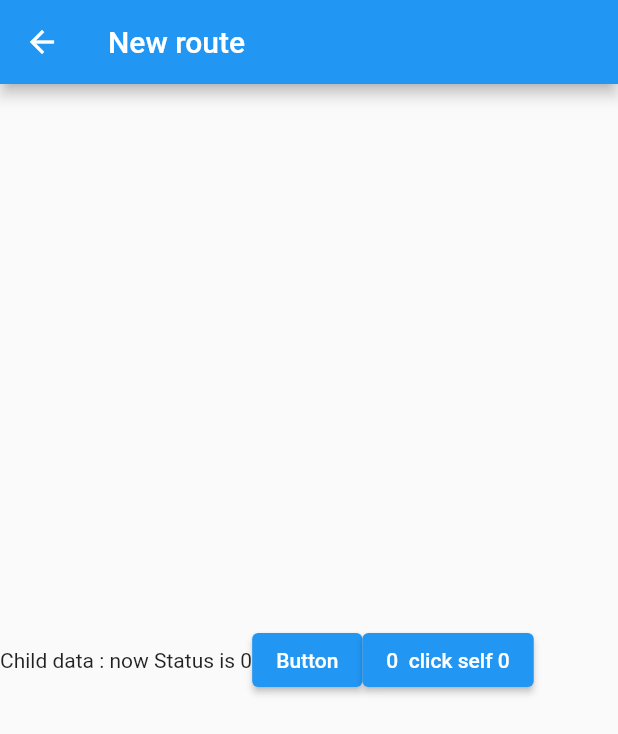
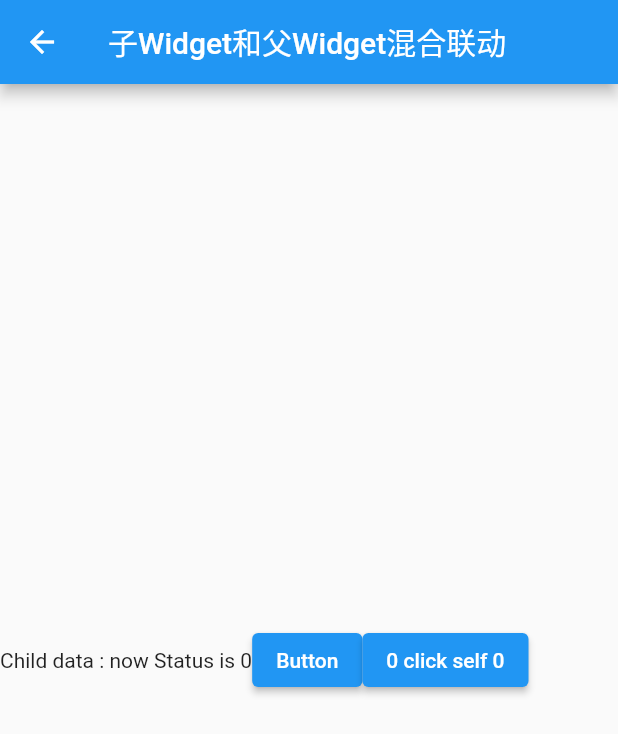
Before and after one commit to HarvenX/flutter_learn, a Flutter app: the NewRouterPage screen opened directly, on a phone screen of 412 x 824 dp. Shown: the top 734 px of the screen. Run offline on Flutter 3.47's test engine with Material 2 defaults, Android fonts, the phone set to English and light mode, and no system bars.

Commit message:
加入子控件和父控件的控制

```diff
--- a/lib/new_router_page.dart
+++ b/lib/new_router_page.dart
@@ -8,7 +8,7 @@ class NewRouterPage extends StatelessWidget {
     return Scaffold(
       appBar: AppBar(
         title: GestureDetector(
-          child: Text("New route"),
+          child: Text("子Widget和父Widget混合联动"),
           onTap: () {
             print("Title Click");
           },
@@ -31,22 +31,58 @@ class ChangeStatusText extends StatefulWidget {
 }
 
 class _StatusChangeState extends State<ChangeStatusText> {
-  int _statusInt = 0;
+  int statusInt = 0;
+
+  int getStatusInt() {
+    return statusInt;
+  }
+
+  static _StatusChangeState of(BuildContext context) {
+    assert(context != null);
+    final _StatusChangeState? result = context.findAncestorStateOfType<_StatusChangeState>();
+    if (result != null) return result;
+    throw FlutterError.fromParts(<DiagnosticsNode>[
+      ErrorSummary(
+        'Scaffold.of() called with a context that does not contain a Scaffold.',
+      ),
+      ErrorDescription(
+        'No Scaffold ancestor could be found starting from the context that was passed to Scaffold.of(). '
+        'This usually happens when the context provided is from the same StatefulWidget as that '
+        'whose build function actually creates the Scaffold widget being sought.',
+      ),
+      ErrorHint(
+        'There are several ways to avoid this problem. The simplest is to use a Builder to get a '
+        'context that is "under" the Scaffold. For an example of this, please see the '
+        'documentation for Scaffold.of():\n'
+        '  https://api.flutter.dev/flutter/material/Scaffold/of.html',
+      ),
+      ErrorHint(
+        'A more efficient solution is to split your build function into several widgets. This '
+        'introduces a new context from which you can obtain the Scaffold. In this solution, '
+        'you would have an outer widget that creates the Scaffold populated by instances of '
+        'your new inner widgets, and then in these inner widgets you would use Scaffold.of().\n'
+        'A less elegant but more expedient solution is assign a GlobalKey to the Scaffold, '
+        'then use the key.currentState property to obtain the ScaffoldState rather than '
+        'using the Scaffold.of() function.',
+      ),
+      context.describeElement('The context used was'),
+    ]);
+  }
 
   @override
   Widget build(BuildContext context) {
     return Row(
       children: <Widget>[
-        ChildWidget(showString: "now Status is $_statusInt"),
+        ChildWidget(showString: "now Status is $statusInt"),
         ElevatedButton(
           child: Text("Button"),
           onPressed: () {
             setState(() {
-              _statusInt++;
+              statusInt++;
             });
           },
         ),
-        SelfChangeWidget(outClickTime: _statusInt)
+        SelfChangeWidget(outClickTime: statusInt)
       ],
     );
   }
@@ -81,8 +117,9 @@ class _selfState extends State<SelfChangeWidget> {
 
   @override
   Widget build(BuildContext context) {
+    int _chilkState = _StatusChangeState.of(context).getStatusInt();
     return ElevatedButton(
-      child: Text("$_outClickTime  click self $_selfClickTime"),
+      child: Text("$_chilkState click self $_selfClickTime"),
       onPressed: () {
         setState(() {
           _selfClickTime++;
```
